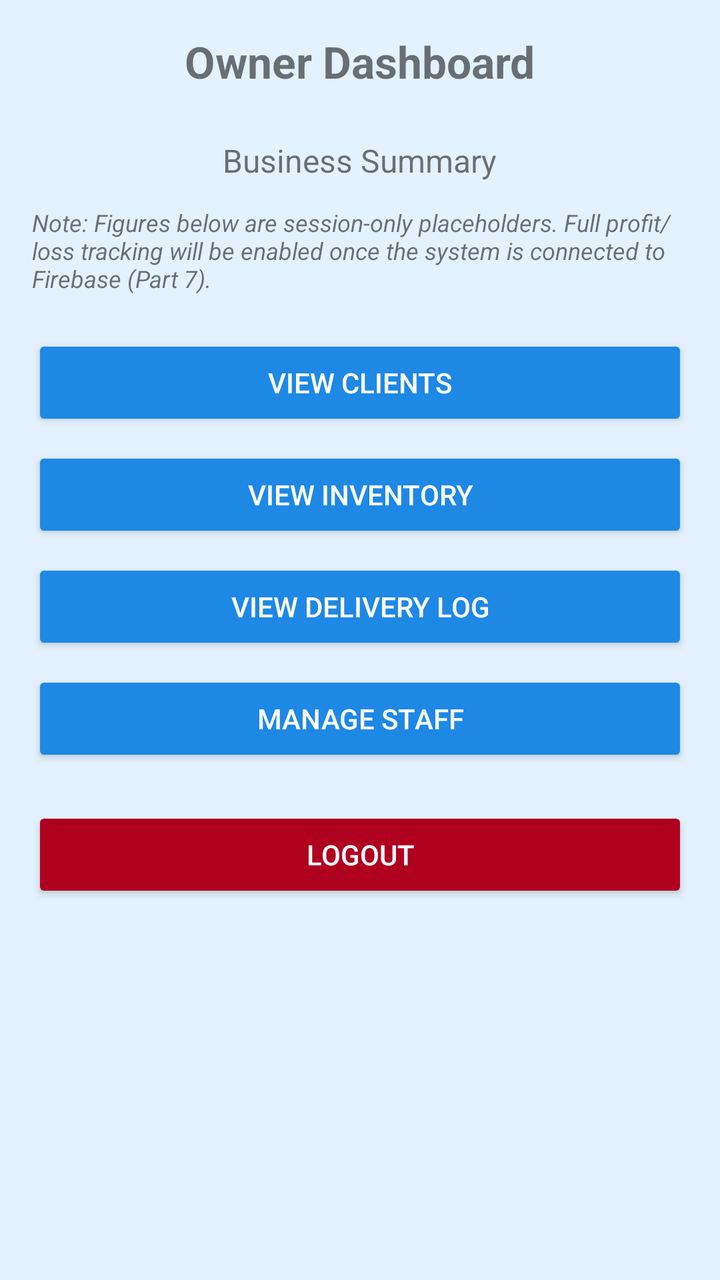
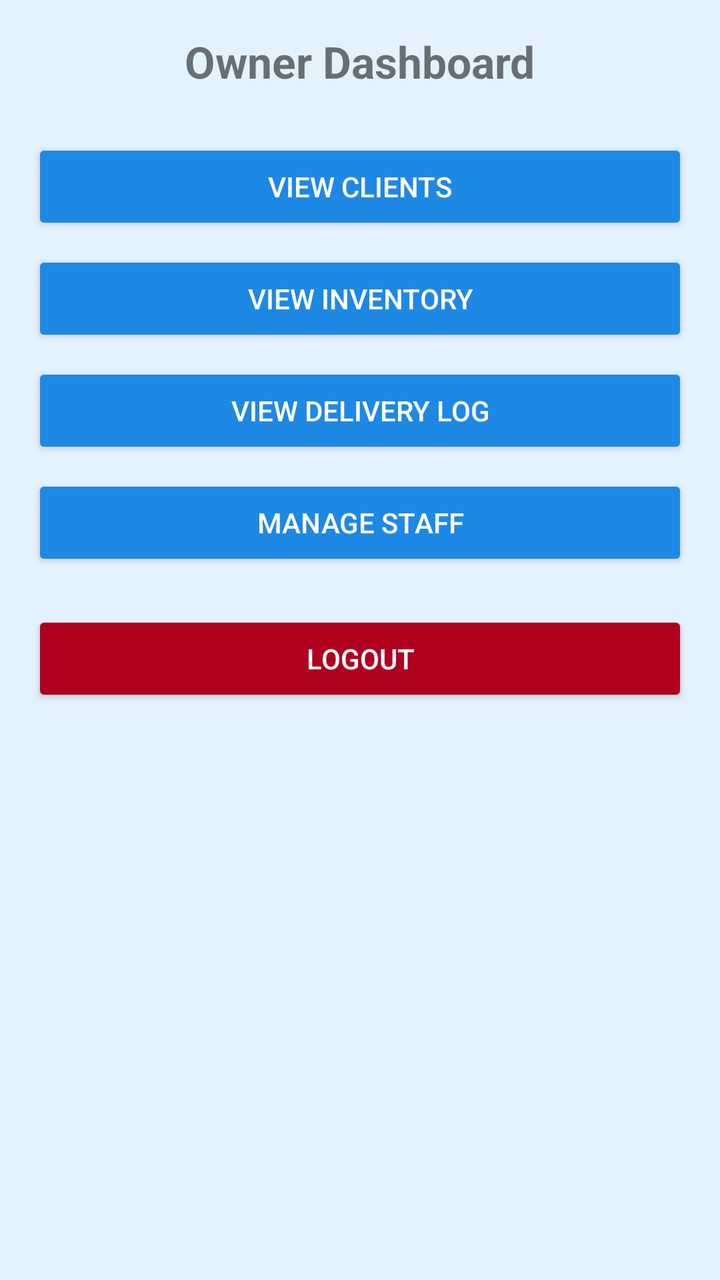

Before-and-after screenshots of an Android layout around one commit, followed by the original layout XML and the change that was made.
<!-- AndroidManifest.xml: application theme WaterTheme -->
<!-- res/layout/activity_dashboard.xml -->
<?xml version="1.0" encoding="utf-8"?>
<LinearLayout xmlns:android="http://schemas.android.com/apk/res/android"
    android:layout_width="match_parent"
    android:layout_height="match_parent"
    android:orientation="vertical"
    android:padding="16dp"
    android:gravity="center_horizontal">

    <TextView
        android:layout_width="wrap_content"
        android:layout_height="wrap_content"
        android:text="Owner Dashboard"
        android:textSize="22sp"
        android:textStyle="bold"
        android:layout_marginBottom="24dp" />

    <TextView
        android:layout_width="wrap_content"
        android:layout_height="wrap_content"
        android:text="Business Summary"
        android:textSize="16sp"
        android:layout_marginBottom="12dp" />

    <TextView
        android:layout_width="match_parent"
        android:layout_height="wrap_content"
        android:text="Note: Figures below are session-only placeholders. Full profit/loss tracking will be enabled once the system is connected to Firebase (Part 7)."
        android:textSize="12sp"
        android:textStyle="italic"
        android:layout_marginBottom="20dp" />

    <Button
        android:id="@+id/viewClientsButton"
        android:layout_width="match_parent"
        android:layout_height="wrap_content"
        android:text="View Clients" />

    <Button
        android:id="@+id/viewInventoryButton"
        android:layout_width="match_parent"
        android:layout_height="wrap_content"
        android:text="View Inventory"
        android:layout_marginTop="8dp" />

    <Button
        android:id="@+id/viewDeliveriesButton"
        android:layout_width="match_parent"
        android:layout_height="wrap_content"
        android:text="View Delivery Log"
        android:layout_marginTop="8dp" />

            <Button
        android:id="@+id/manageStaffButton"
        android:layout_width="match_parent"
        android:layout_height="wrap_content"
        android:text="Manage Staff"
        android:layout_marginTop="8dp" />

     <Button
        android:id="@+id/logoutButton"
        android:layout_width="match_parent"
        android:layout_height="wrap_content"
        android:text="Logout"
        android:backgroundTint="#B00020"
        android:layout_marginTop="20dp" />

</LinearLayout>
<!-- resources referenced by this layout -->
<resources>
  <style name="WaterTheme" parent="android:Theme.Material.Light.DarkActionBar">
          <item name="android:colorPrimary">@color/water_primary</item>
          <item name="android:colorPrimaryDark">@color/water_dark</item>
          <item name="android:colorAccent">@color/water_accent</item>
          <item name="android:windowBackground">@color/water_background</item>
          <item name="android:buttonStyle">@style/WaterButton</item>
      </style>
  <color name="water_primary">#1E88E5</color>
  <color name="water_dark">#1565C0</color>
  <color name="water_accent">#00ACC1</color>
  <color name="water_background">#E3F2FD</color>
  <style name="WaterButton" parent="android:Widget.Material.Button">
          <item name="android:backgroundTint">@color/water_primary</item>
          <item name="android:textColor">#FFFFFF</item>
      </style>
</resources>

<!-- the commit's change to res/layout/activity_dashboard.xml (unified diff, before → after) -->
@@ -13,21 +13,6 @@
         android:textSize="22sp"
         android:textStyle="bold"
         android:layout_marginBottom="24dp" />
-
-    <TextView
-        android:layout_width="wrap_content"
-        android:layout_height="wrap_content"
-        android:text="Business Summary"
-        android:textSize="16sp"
-        android:layout_marginBottom="12dp" />
-
-    <TextView
-        android:layout_width="match_parent"
-        android:layout_height="wrap_content"
-        android:text="Note: Figures below are session-only placeholders. Full profit/loss tracking will be enabled once the system is connected to Firebase (Part 7)."
-        android:textSize="12sp"
-        android:textStyle="italic"
-        android:layout_marginBottom="20dp" />
 
     <Button
         android:id="@+id/viewClientsButton"
@@ -49,14 +34,14 @@
         android:text="View Delivery Log"
         android:layout_marginTop="8dp" />
 
-            <Button
+    <Button
         android:id="@+id/manageStaffButton"
         android:layout_width="match_parent"
         android:layout_height="wrap_content"
         android:text="Manage Staff"
         android:layout_marginTop="8dp" />
 
-     <Button
+    <Button
         android:id="@+id/logoutButton"
         android:layout_width="match_parent"
         android:layout_height="wrap_content"
